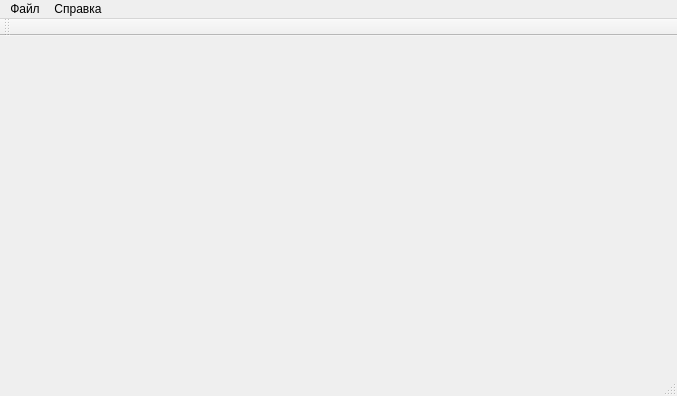
AJIOB/uni_courseWork_4, file Application.QT/GUI.QT/GUI_MainWindow.ui: the form before one commit.
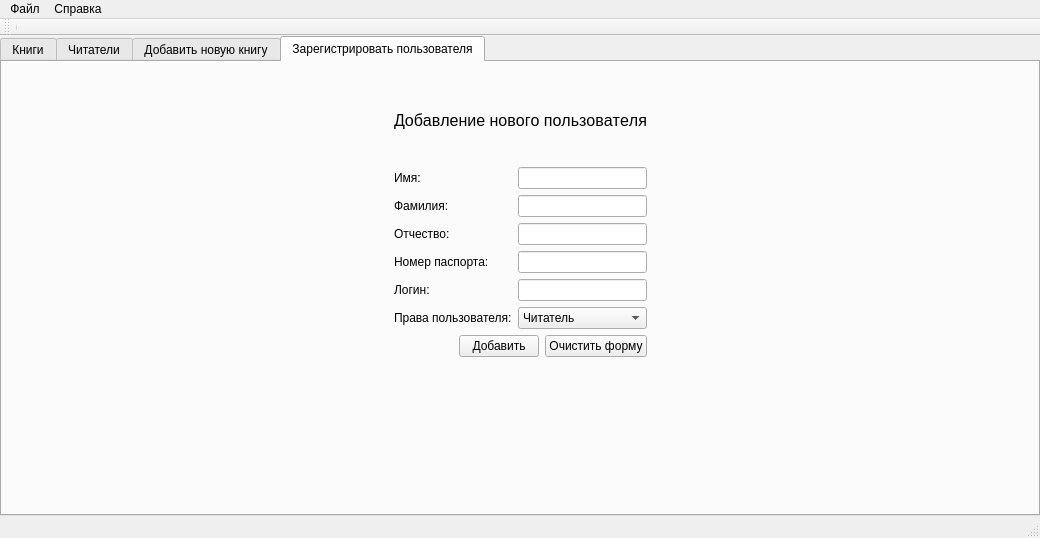
The form after the commit. Icons and pictures are not drawn.

Commit message: App: AddUser tab is almost ready. Need to add must have fields. All head tabs with its pictures were added.

The edit to the form file:
```diff
--- a/Application.QT/GUI.QT/GUI_MainWindow.ui
+++ b/Application.QT/GUI.QT/GUI_MainWindow.ui
@@ -6,20 +6,280 @@
    <rect>
     <x>0</x>
     <y>0</y>
-    <width>677</width>
-    <height>396</height>
+    <width>1040</width>
+    <height>538</height>
    </rect>
   </property>
   <property name="windowTitle">
    <string>Приложение &quot;Библиотека&quot;</string>
   </property>
-  <widget class="QWidget" name="centralWidget"/>
+  <widget class="QWidget" name="centralWidget">
+   <layout class="QGridLayout" name="gridLayout">
+    <property name="leftMargin">
+     <number>0</number>
+    </property>
+    <property name="topMargin">
+     <number>0</number>
+    </property>
+    <property name="rightMargin">
+     <number>0</number>
+    </property>
+    <property name="bottomMargin">
+     <number>0</number>
+    </property>
+    <property name="spacing">
+     <number>0</number>
+    </property>
+    <item row="1" column="0">
+     <widget class="QTabWidget" name="tabWidget">
+      <property name="tabPosition">
+       <enum>QTabWidget::North</enum>
+      </property>
+      <property name="tabShape">
+       <enum>QTabWidget::Rounded</enum>
+      </property>
+      <property name="currentIndex">
+       <number>3</number>
+      </property>
+      <property name="iconSize">
+       <size>
+        <width>32</width>
+        <height>32</height>
+       </size>
+      </property>
+      <property name="elideMode">
+       <enum>Qt::ElideNone</enum>
+      </property>
+      <widget class="QWidget" name="booksTab">
+       <attribute name="icon">
+        <iconset resource="Resouces.qrc">
+         <normaloff>:/resource/icons/books.png</normaloff>:/resource/icons/books.png</iconset>
+       </attribute>
+       <attribute name="title">
+        <string>Книги</string>
+       </attribute>
+       <attribute name="toolTip">
+        <string>Вся информация по работе с книгами</string>
+       </attribute>
+      </widget>
+      <widget class="QWidget" name="personTab">
+       <attribute name="icon">
+        <iconset resource="Resouces.qrc">
+         <normaloff>:/resource/icons/persons.png</normaloff>:/resource/icons/persons.png</iconset>
+       </attribute>
+       <attribute name="title">
+        <string>Читатели</string>
+       </attribute>
+      </widget>
+      <widget class="QWidget" name="addBookTab">
+       <attribute name="icon">
+        <iconset resource="Resouces.qrc">
+         <normaloff>:/resource/icons/add books.png</normaloff>:/resource/icons/add books.png</iconset>
+       </attribute>
+       <attribute name="title">
+        <string>Добавить новую книгу</string>
+       </attribute>
+      </widget>
+      <widget class="QWidget" name="addPersonTab">
+       <attribute name="icon">
+        <iconset resource="Resouces.qrc">
+         <normaloff>:/resource/icons/add person.png</normaloff>:/resource/icons/add person.png</iconset>
+       </attribute>
+       <attribute name="title">
+        <string>Зарегистрировать пользователя</string>
+       </attribute>
+       <layout class="QGridLayout" name="gridLayout_2">
+        <item row="0" column="0" rowspan="3">
+         <spacer name="horizontalSpacer_3">
+          <property name="orientation">
+           <enum>Qt::Horizontal</enum>
+          </property>
+          <property name="sizeHint" stdset="0">
+           <size>
+            <width>373</width>
+            <height>418</height>
+           </size>
+          </property>
+         </spacer>
+        </item>
+        <item row="1" column="1" colspan="2">
+         <layout class="QVBoxLayout" name="verticalLayout">
+          <item>
+           <widget class="QLabel" name="headLabel">
+            <property name="font">
+             <font>
+              <pointsize>12</pointsize>
+              <kerning>false</kerning>
+             </font>
+            </property>
+            <property name="text">
+             <string>Добавление нового пользователя</string>
+            </property>
+            <property name="alignment">
+             <set>Qt::AlignCenter</set>
+            </property>
+           </widget>
+          </item>
+          <item>
+           <layout class="QGridLayout" name="mainForm">
+            <item row="0" column="0">
+             <widget class="QLabel" name="nameLabel">
+              <property name="text">
+               <string>Имя:</string>
+              </property>
+             </widget>
+            </item>
+            <item row="2" column="0">
+             <widget class="QLabel" name="fatherNameLabel">
+              <property name="text">
+               <string>Отчество:</string>
+              </property>
+             </widget>
+            </item>
+            <item row="2" column="1">
+             <widget class="QLineEdit" name="fatherNameText"/>
+            </item>
+            <item row="3" column="1">
+             <widget class="QLineEdit" name="passportNumText"/>
+            </item>
+            <item row="1" column="1">
+             <widget class="QLineEdit" name="surnameText"/>
+            </item>
+            <item row="4" column="0">
+             <widget class="QLabel" name="loginLabel">
+              <property name="text">
+               <string>Логин:</string>
+              </property>
+             </widget>
+            </item>
+            <item row="4" column="1">
+             <widget class="QLineEdit" name="loginText"/>
+            </item>
+            <item row="5" column="0">
+             <widget class="QLabel" name="userRoleLabel">
+              <property name="text">
+               <string>Права пользователя:</string>
+              </property>
+             </widget>
+            </item>
+            <item row="3" column="0">
+             <widget class="QLabel" name="passportNumLabel">
+              <property name="text">
+               <string>Номер паспорта:</string>
+              </property>
+             </widget>
+            </item>
+            <item row="1" column="0">
+             <widget class="QLabel" name="surnameLabel">
+              <property name="text">
+               <string>Фамилия:</string>
+              </property>
+             </widget>
+            </item>
+            <item row="0" column="1">
+             <widget class="QLineEdit" name="nameText"/>
+            </item>
+            <item row="5" column="1">
+             <widget class="QComboBox" name="userRoleComboBox">
+              <property name="toolTip">
+               <string>Выберите права доступа для нового пользователя</string>
+              </property>
+              <property name="currentText">
+               <string>Читатель</string>
+              </property>
+              <property name="currentIndex">
+               <number>1</number>
+              </property>
+              <item>
+               <property name="text">
+                <string comment="guest">Гость</string>
+               </property>
+              </item>
+              <item>
+               <property name="text">
+                <string comment="user">Читатель</string>
+               </property>
+              </item>
+              <item>
+               <property name="text">
+                <string comment="admin">Работник</string>
+               </property>
+              </item>
+             </widget>
+            </item>
+           </layout>
+          </item>
+          <item>
+           <layout class="QHBoxLayout" name="buttons">
+            <item>
+             <spacer name="horizontalSpacer_2">
+              <property name="orientation">
+               <enum>Qt::Horizontal</enum>
+              </property>
+              <property name="sizeHint" stdset="0">
+               <size>
+                <width>40</width>
+                <height>20</height>
+               </size>
+              </property>
+             </spacer>
+            </item>
+            <item>
+             <widget class="QPushButton" name="OKButton">
+              <property name="text">
+               <string>Добавить</string>
+              </property>
+             </widget>
+            </item>
+            <item>
+             <widget class="QPushButton" name="CancelButton">
+              <property name="text">
+               <string>Очистить форму</string>
+              </property>
+             </widget>
+            </item>
+           </layout>
+          </item>
+         </layout>
+        </item>
+        <item row="1" column="3">
+         <spacer name="horizontalSpacer">
+          <property name="orientation">
+           <enum>Qt::Horizontal</enum>
+          </property>
+          <property name="sizeHint" stdset="0">
+           <size>
+            <width>373</width>
+            <height>278</height>
+           </size>
+          </property>
+         </spacer>
+        </item>
+        <item row="2" column="2">
+         <spacer name="verticalSpacer_2">
+          <property name="orientation">
+           <enum>Qt::Vertical</enum>
+          </property>
+          <property name="sizeHint" stdset="0">
+           <size>
+            <width>20</width>
+            <height>129</height>
+           </size>
+          </property>
+         </spacer>
+        </item>
+       </layout>
+      </widget>
+     </widget>
+    </item>
+   </layout>
+  </widget>
   <widget class="QMenuBar" name="menuBar">
    <property name="geometry">
     <rect>
      <x>0</x>
      <y>0</y>
-     <width>677</width>
+     <width>1040</width>
      <height>21</height>
     </rect>
    </property>
@@ -38,6 +298,7 @@
    <addaction name="File"/>
    <addaction name="Help"/>
   </widget>
+  <widget class="QStatusBar" name="statusBar"/>
   <widget class="QToolBar" name="mainToolBar">
    <attribute name="toolBarArea">
     <enum>TopToolBarArea</enum>
@@ -45,8 +306,8 @@
    <attribute name="toolBarBreak">
     <bool>false</bool>
    </attribute>
+   <addaction name="separator"/>
   </widget>
-  <widget class="QStatusBar" name="statusBar"/>
   <action name="ExitAction">
    <property name="text">
     <string>Выход</string>
```
Left out of the diff: 95 changed lines with no effect on the pictures. The commit also changes 10 other files.
